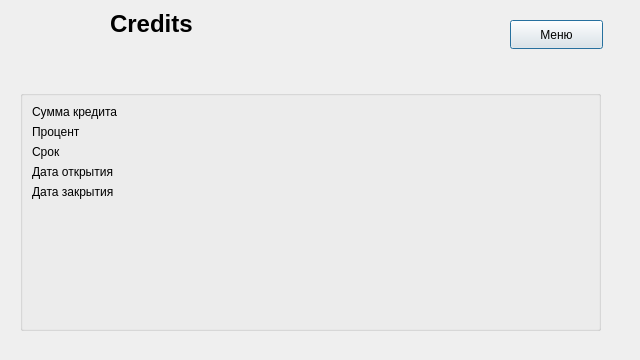
Qt form AllCashApp/Credit/credits.ui (Revachol/AllCash) before a commit.
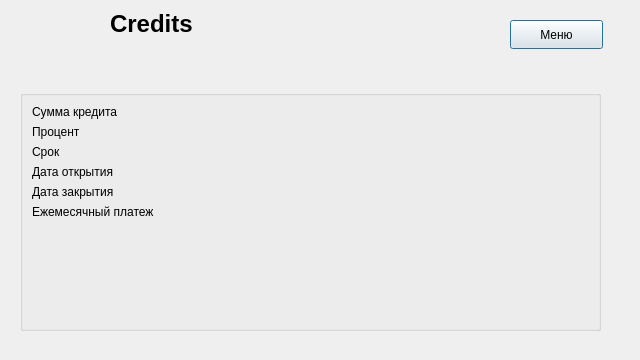
The same form after that commit.

The edit to the form file:
```diff
--- a/AllCashApp/Credit/credits.ui
+++ b/AllCashApp/Credit/credits.ui
@@ -135,6 +135,20 @@
       </property>
      </widget>
     </item>
+    <item row="5" column="0">
+     <widget class="QLabel" name="label_7">
+      <property name="text">
+       <string>Ежемесячный платеж</string>
+      </property>
+     </widget>
+    </item>
+    <item row="5" column="1">
+     <widget class="QLabel" name="monthlyPaymentLabel">
+      <property name="text">
+       <string/>
+      </property>
+     </widget>
+    </item>
    </layout>
   </widget>
  </widget>
```
